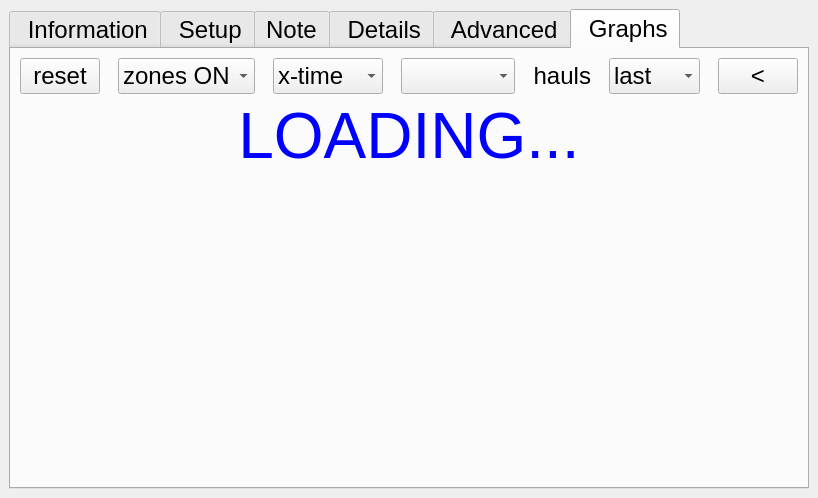
This is ddh/gui/designer_main.ui in LowellInstruments/ddh_old as Qt 5 draws it before an edit. The edited form follows.
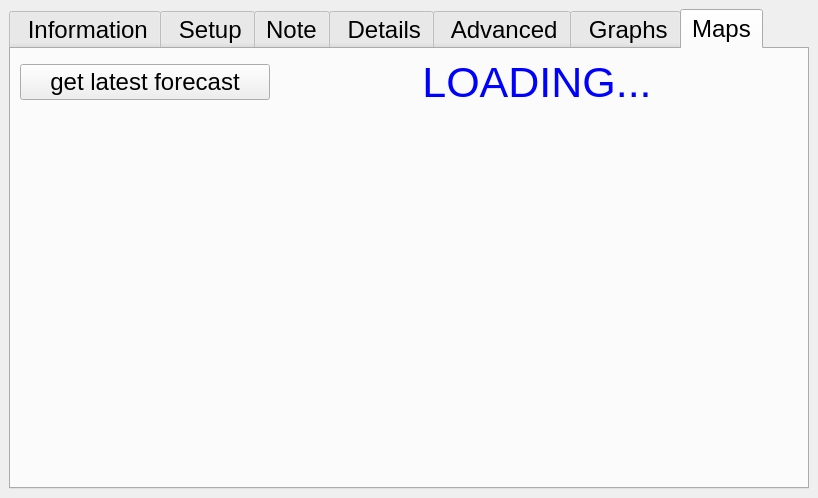
This is the edited form. Icons and pictures are not drawn.

```diff
--- a/ddh/gui/designer_main.ui
+++ b/ddh/gui/designer_main.ui
@@ -41,7 +41,7 @@
        </font>
       </property>
       <property name="currentIndex">
-       <number>5</number>
+       <number>6</number>
       </property>
       <widget class="QWidget" name="tab">
        <property name="sizePolicy">
@@ -1573,6 +1573,76 @@
         </item>
        </layout>
       </widget>
+      <widget class="QWidget" name="tab_map">
+       <attribute name="title">
+        <string>Maps</string>
+       </attribute>
+       <layout class="QVBoxLayout" name="verticalLayout_4" stretch="1,10">
+        <item>
+         <layout class="QHBoxLayout" name="horizontalLayout_16">
+          <item>
+           <widget class="QPushButton" name="btn_map">
+            <property name="maximumSize">
+             <size>
+              <width>250</width>
+              <height>16777215</height>
+             </size>
+            </property>
+            <property name="text">
+             <string>get latest forecast</string>
+            </property>
+           </widget>
+          </item>
+          <item>
+           <widget class="QLabel" name="lbl_map_txt">
+            <property name="maximumSize">
+             <size>
+              <width>9002</width>
+              <height>100</height>
+             </size>
+            </property>
+            <property name="font">
+             <font>
+              <pointsize>32</pointsize>
+              <weight>50</weight>
+              <bold>false</bold>
+              <underline>false</underline>
+              <strikeout>false</strikeout>
+              <kerning>true</kerning>
+             </font>
+            </property>
+            <property name="styleSheet">
+             <string notr="true">color: rgb(0, 0, 255)</string>
+            </property>
+            <property name="text">
+             <string>LOADING...</string>
+            </property>
+            <property name="alignment">
+             <set>Qt::AlignCenter</set>
+            </property>
+           </widget>
+          </item>
+         </layout>
+        </item>
+        <item>
+         <layout class="QHBoxLayout" name="lay_g_h2_3">
+          <property name="topMargin">
+           <number>3</number>
+          </property>
+          <item>
+           <widget class="QLabel" name="lbl_map">
+            <property name="text">
+             <string/>
+            </property>
+            <property name="scaledContents">
+             <bool>true</bool>
+            </property>
+           </widget>
+          </item>
+         </layout>
+        </item>
+       </layout>
+      </widget>
      </widget>
     </item>
    </layout>
```
